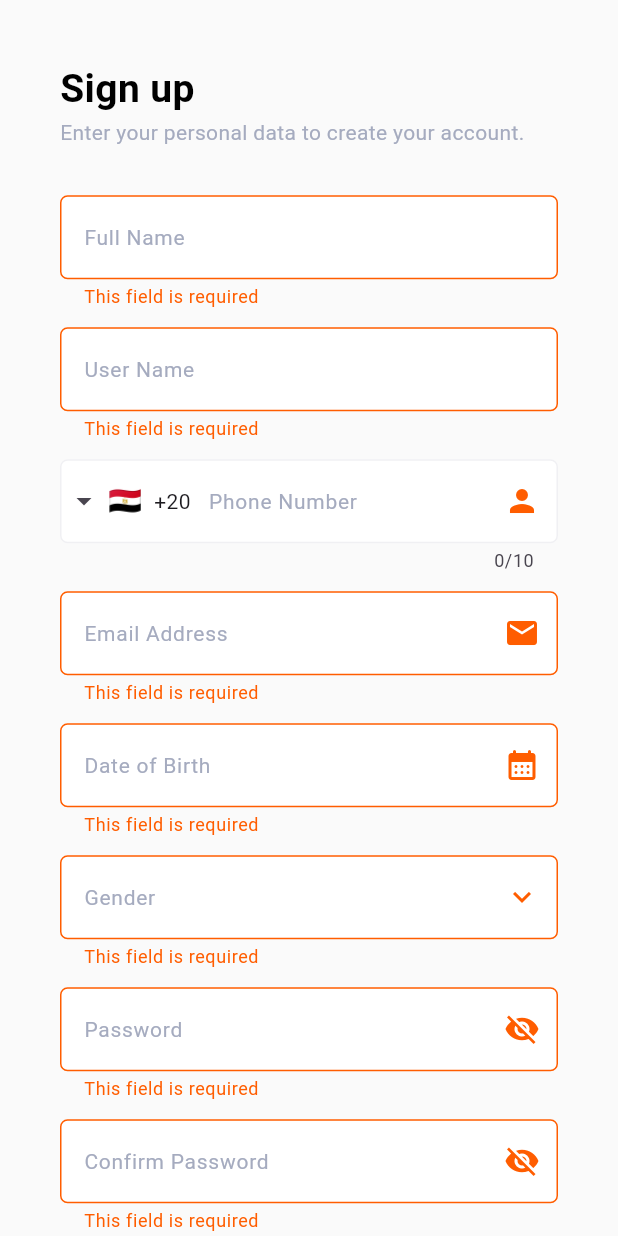
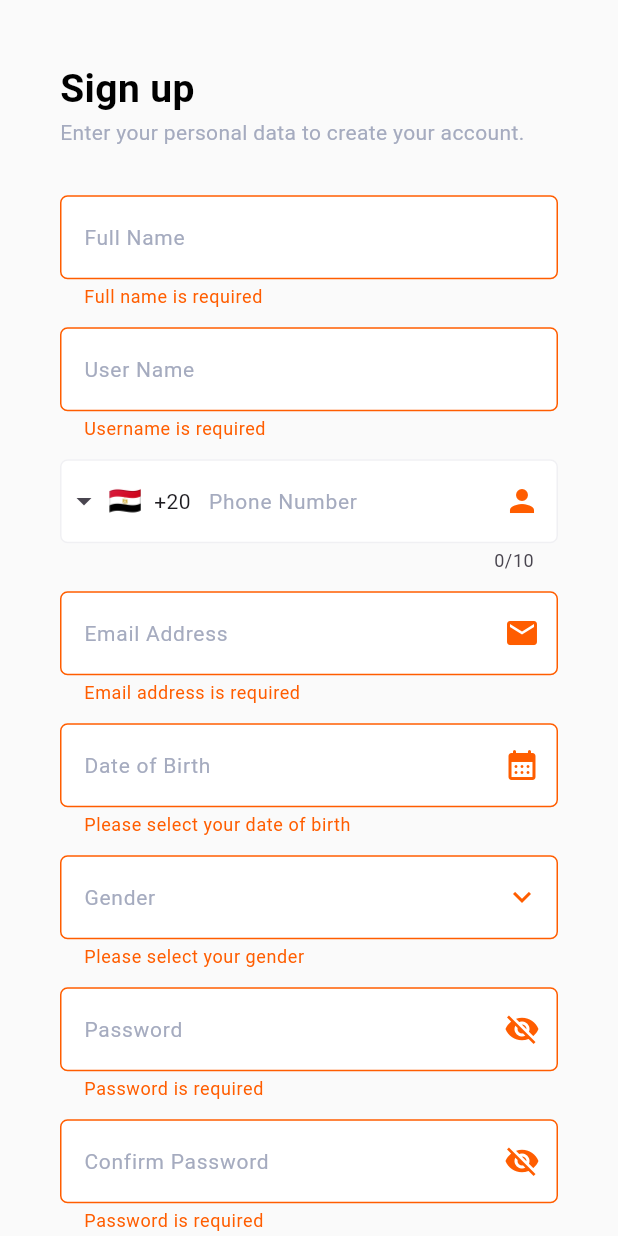
Before and after one commit to hatemf934/spot, a Flutter app: the RegesterView screen opened by its route, after a tap on "Sign up", on a phone screen of 412 x 824 dp. Run offline on Flutter 3.47's test engine with Material 3 defaults, Android fonts, the phone set to English and light mode, and no system bars; drawn by our look-alikes of intl_phone_field; our stand-ins replace animate_do, table_calendar.

Commit message:
refactor coding and  edit  fromvalidate class

```diff
--- a/lib/core/helpers/form_validate.dart
+++ b/lib/core/helpers/form_validate.dart
@@ -7,8 +7,6 @@ class FormValidate {
 
   final emailRegExp = RegExp(TextValidateManager.emailRegExp);
   final fullNameRegExp = RegExp(TextValidateManager.fullNameRegExp);
-  final phoneRegExp = RegExp(TextValidateManager.phoneFormat);
-
   final passwordLeastLowerCaseLetter = RegExp(
     TextValidateManager.passwordLeastLowerCaseLetter,
   );
@@ -19,20 +17,18 @@ class FormValidate {
   final passwordLeastEightNumber = RegExp(
     TextValidateManager.passwordLeastEightNumber,
   );
-
-  String? validateRequired(String? value) {
+  String? validateRequired(String? value, String validateText) {
     if (value == null || value.trim().isEmpty) {
-      return isSubmitted ? TextValidateManager.fieldIsRequired : null;
+      return isSubmitted ? validateText : null;
     }
     return null;
   }
 
   String? validateEmail(String? value) {
-    if (validateRequired(value) != null) {
-      return validateRequired(value);
+    if (value == null || value.trim().isEmpty) {
+      return TextValidateManager.emailRequired;
     }
-
-    if (!emailRegExp.hasMatch(value!.trim())) {
+    if (!emailRegExp.hasMatch(value.trim())) {
       return TextValidateManager.validEmailAddress;
     }
 
@@ -40,39 +36,23 @@ class FormValidate {
   }
 
   String? validateFullName(String? value) {
-    if (validateRequired(value) != null) {
-      return validateRequired(value);
+    if (value == null || value.trim().isEmpty) {
+      return TextValidateManager.fullNameRequired;
     }
 
-    if (!fullNameRegExp.hasMatch(value!.trim())) {
+    if (!fullNameRegExp.hasMatch(value.trim())) {
       return TextValidateManager.invalidFullName;
     }
 
     return null;
   }
 
-  String? validatePhone(String? value) {
-    if (validateRequired(value) != null) {
-      return TextValidateManager.requiredPhone;
+  String? validateUsername(String? value) {
+    if (value == null || value.trim().isEmpty) {
+      return TextValidateManager.usernameRequired;
     }
 
-    if (!phoneRegExp.hasMatch(value!.trim())) {
-      return TextValidateManager.invalidPhoneFormat;
-    }
-
-    if (value.trim().length < 11) {
-      return TextValidateManager.phoneTooShort;
-    }
-
-    return null;
-  }
-
-  String? validateUsername(String? value) {
-    if (validateRequired(value) != null) {
-      return validateRequired(value);
-    }
-
-    if (value!.trim().length < 4) {
+    if (value.trim().length < 4) {
       return TextValidateManager.usernameTooShort;
     }
 
@@ -84,11 +64,11 @@ class FormValidate {
   }
 
   String? validatePassword(String? value) {
-    if (validateRequired(value) != null) {
-      return validateRequired(value);
+    if (value == null || value.trim().isEmpty) {
+      return TextValidateManager.passwordRequired;
     }
 
-    if (!passwordLeastLowerCaseLetter.hasMatch(value!)) {
+    if (!passwordLeastLowerCaseLetter.hasMatch(value)) {
       return TextValidateManager.passwordFromAtoZ;
     }
 
@@ -108,8 +88,8 @@ class FormValidate {
   }
 
   String? validateConfirmPassword(String? value, String originalPassword) {
-    if (validateRequired(value) != null) {
-      return validateRequired(value);
+    if (value == null || value.trim().isEmpty) {
+      return TextValidateManager.passwordRequired;
     }
 
     if (value != originalPassword) {
@@ -118,4 +98,22 @@ class FormValidate {
 
     return null;
   }
+
+  //************phone validate for future*************//
+  //   final phoneRegExp = RegExp(TextValidateManager.phoneFormat);
+  // String? validatePhone(String? value) {
+  //    if (value == null || value.trim().isEmpty) {
+  //   return TextValidateManager.passwordRequired;
+  // }
+
+  //   if (!phoneRegExp.hasMatch(value!.trim())) {
+  //     return TextValidateManager.invalidPhoneFormat;
+  //   }
+
+  //   if (value.trim().length < 11) {
+  //     return TextValidateManager.phoneTooShort;
+  //   }
+
+  //   return null;
+  // }
 }
--- a/lib/core/utils/text_validate_manager.dart
+++ b/lib/core/utils/text_validate_manager.dart
@@ -6,7 +6,6 @@ class TextValidateManager {
   static String passwordLeastDigit = r'(?=.*\d)';
   static String passwordLeastOneCharacter = r'(?=.*[@$!%*?&])';
   static String passwordLeastEightNumber = r'.{8,}';
-  static String phoneFormat = r'^\d+$';
 
   static const String fullNameRegExp =
       r'^([a-zA-Z\u0600-\u06FF]{2,}\s){2,}[a-zA-Z\u0600-\u06FF]{2,}$';
@@ -21,14 +20,17 @@ class TextValidateManager {
       "Password must contain at least one number";
   static String passwordLeastAt8Number =
       "Password must be at least 8 characters long";
-  static String pleaseSelectDataOfBrith = "Please select your date of birth";
-  static String phoneTooShort = "Phone number is too short";
-  static String invalidPhoneFormat = "Please enter digits only";
-  static String requiredPhone = "Please enter your phone number";
   static String invalidFullName = "Full name must contain at least 3 words";
   static String passwordsNotMatch = "Passwords do not match";
-  static String pleaseEnterNumber = "Please enter numbers only";
   static String usernameTooShort = "Username must be at least 4 characters";
+  static String usernameNoSpaces = "Username must not contain spaces";
 
-  static String usernameNoSpaces = "Username must not contain spaces";
+  static String emailRequired = "Email address is required";
+  static String passwordRequired = "Password is required";
+  static String genderRequired = "Please select your gender";
+  static String dateRequired = "Please select your date of birth";
+  static String fullNameRequired = "Full name is required";
+  static String usernameRequired = "Username is required";
+  static String usernameAndPhoneRequired =
+      "Phone Number / User Name is required";
 }
--- /dev/null
+++ b/lib/feature/auth/presentation/views/widgets/date_text_feild.dart
@@ -0,0 +1,49 @@
+import 'package:flutter/material.dart';
+import 'package:spot/core/helpers/form_validate.dart';
+import 'package:spot/core/utils/text_manager.dart';
+import 'package:spot/core/utils/text_validate_manager.dart';
+import 'package:spot/feature/auth/presentation/views/widgets/custom_text_from_feild.dart';
+import 'package:spot/feature/auth/presentation/views/widgets/show_date_button_sheet.dart';
+
+class DateTextFeild extends StatefulWidget {
+  const DateTextFeild({super.key, required this.isSubmitted});
+  final bool isSubmitted;
+  @override
+  State<DateTextFeild> createState() => _DateTextFeildState();
+}
+
+class _DateTextFeildState extends State<DateTextFeild> {
+  final TextEditingController birthdayController = TextEditingController();
+  @override
+  void dispose() {
+    super.dispose();
+    birthdayController.dispose();
+  }
+
+  DateTime selectedBirthDate = DateTime(2004, 3, 16);
+  @override
+  Widget build(BuildContext context) {
+    return CustomTextFromFeild(
+      controller: birthdayController,
+      readOnly: true,
+      onPressedIcons: () async {
+        final pickedDate = await showDateButtonSheet(
+          context,
+          selectedBirthDate,
+        );
+        if (pickedDate != null) {
+          setState(() {
+            selectedBirthDate = pickedDate;
+            birthdayController.text =
+                "${pickedDate.year}-${pickedDate.month}-${pickedDate.day}";
+          });
+        }
+      },
+      iconData: Icons.calendar_month_rounded,
+      validator: (value) => FormValidate(
+        isSubmitted: widget.isSubmitted,
+      ).validateRequired(value, TextValidateManager.dateRequired),
+      text: TextManager.dateOfBirth,
+    );
+  }
+}
--- /dev/null
+++ b/lib/feature/auth/presentation/views/widgets/gender_text_feild.dart
@@ -0,0 +1,44 @@
+import 'package:flutter/material.dart';
+import 'package:spot/core/helpers/form_validate.dart';
+import 'package:spot/core/utils/text_manager.dart';
+import 'package:spot/core/utils/text_validate_manager.dart';
+import 'package:spot/feature/auth/presentation/views/widgets/custom_text_from_feild.dart';
+import 'package:spot/feature/auth/presentation/views/widgets/show_gender_button_sheet.dart';
+
+class GenderTextFeild extends StatefulWidget {
+  const GenderTextFeild({super.key, required this.isSubmitted});
+  final bool isSubmitted;
+  @override
+  State<GenderTextFeild> createState() => _GenderTextFeildState();
+}
+
+class _GenderTextFeildState extends State<GenderTextFeild> {
+  final TextEditingController genderController = TextEditingController();
+  @override
+  void dispose() {
+    super.dispose();
+    genderController.dispose();
+  }
+
+  String selectedGender = TextManager.maleText;
+  @override
+  Widget build(BuildContext context) {
+    return CustomTextFromFeild(
+      controller: genderController,
+      onPressedIcons: () async {
+        final result = await showGenderButtonSheet(context, selectedGender);
+        if (result != null) {
+          selectedGender = result;
+          setState(() {
+            genderController.text = selectedGender;
+          });
+        }
+      },
+      iconData: Icons.keyboard_arrow_down,
+      validator: (value) => FormValidate(
+        isSubmitted: widget.isSubmitted,
+      ).validateRequired(value, TextValidateManager.genderRequired),
+      text: TextManager.gender,
+    );
+  }
+}
--- a/lib/feature/auth/presentation/views/widgets/group_of_text_feild_login.dart
+++ b/lib/feature/auth/presentation/views/widgets/group_of_text_feild_login.dart
@@ -2,6 +2,7 @@ import 'package:flutter/material.dart';
 import 'package:spot/core/utils/height_manger.dart';
 import 'package:spot/core/helpers/form_validate.dart';
 import 'package:spot/core/utils/text_manager.dart';
+import 'package:spot/core/utils/text_validate_manager.dart';
 import 'package:spot/feature/auth/presentation/views/widgets/custom_text_from_feild.dart';
 
 class GroupOfTextFeildLogin extends StatefulWidget {
@@ -20,23 +21,24 @@ class _GroupOfTextFeildLoginState extends State<GroupOfTextFeildLogin> {
       children: [
         const SizedBox(height: HeightManager.h32),
         CustomTextFromFeild(
-          validator: (value) => FormValidate(
-            isSubmitted: widget.isSubmitted,
-          ).validateRequired(value),
+          validator: (value) =>
+              FormValidate(isSubmitted: widget.isSubmitted).validateRequired(
+                value,
+                TextValidateManager.usernameAndPhoneRequired,
+              ),
           text: TextManager.phoneOrUserName,
         ),
         const SizedBox(height: HeightManager.h16),
         CustomTextFromFeild(
           validator: (value) => FormValidate(
             isSubmitted: widget.isSubmitted,
-          ).validateRequired(value),
+          ).validateRequired(value, TextValidateManager.passwordRequired),
           text: TextManager.password,
           obscureText: !obscureText,
-          onPressedIcons: () {
-            setState(() {
-              obscureText = !obscureText;
-            });
-          },
+          onPressedIcons: () => setState(() {
+            obscureText = !obscureText;
+          }),
+
           iconData: obscureText ? Icons.visibility : Icons.visibility_off,
         ),
       ],
--- a/lib/feature/auth/presentation/views/widgets/group_of_text_feild_regester.dart
+++ b/lib/feature/auth/presentation/views/widgets/group_of_text_feild_regester.dart
@@ -3,134 +3,36 @@ import 'package:spot/core/utils/height_manger.dart';
 import 'package:spot/core/helpers/form_validate.dart';
 import 'package:spot/core/utils/text_manager.dart';
 import 'package:spot/feature/auth/presentation/views/widgets/custom_text_from_feild.dart';
+import 'package:spot/feature/auth/presentation/views/widgets/date_text_feild.dart';
+import 'package:spot/feature/auth/presentation/views/widgets/gender_text_feild.dart';
+import 'package:spot/feature/auth/presentation/views/widgets/password_text_feild.dart';
 import 'package:spot/feature/auth/presentation/views/widgets/phone_text_feild.dart';
-import 'package:spot/feature/auth/presentation/views/widgets/show_date_button_sheet.dart';
-import 'package:spot/feature/auth/presentation/views/widgets/show_gender_button_sheet.dart';
+import 'package:spot/feature/auth/presentation/views/widgets/user_name_text_feild.dart';
 
-class GroupOfTextFeildRegester extends StatefulWidget {
+class GroupOfTextFeildRegester extends StatelessWidget {
   const GroupOfTextFeildRegester({super.key, required this.isSubmitted});
   final bool isSubmitted;
 
   @override
-  State<GroupOfTextFeildRegester> createState() =>
-      _GroupOfTextFeildRegesterState();
-}
-
-class _GroupOfTextFeildRegesterState extends State<GroupOfTextFeildRegester> {
-  final TextEditingController passwordController = TextEditingController();
-  final TextEditingController birthdayController = TextEditingController();
-  final TextEditingController genderController = TextEditingController();
-  DateTime selectedBirthDate = DateTime(2004, 3, 16);
-  String selectedGender = TextManager.maleText;
-  @override
-  void dispose() {
-    passwordController.dispose();
-    super.dispose();
-  }
-
-  bool obscureTextPassword = false;
-  bool obscureTextConfirm = false;
-  @override
   Widget build(BuildContext context) {
     return Column(
       children: [
-        CustomTextFromFeild(
-          validator: (value) => FormValidate(
-            isSubmitted: widget.isSubmitted,
-          ).validateFullName(value),
-          text: TextManager.fullName,
-        ),
-        SizedBox(height: HeightManager.h12),
-        CustomTextFromFeild(
-          validator: (value) => FormValidate(
-            isSubmitted: widget.isSubmitted,
-          ).validateUsername(value),
-          text: TextManager.userName,
-        ),
+        UserNameTextFeild(isSubmitted: isSubmitted),
         SizedBox(height: HeightManager.h12),
         PhoneTextFeild(),
         SizedBox(height: HeightManager.h12),
         CustomTextFromFeild(
           iconData: Icons.email,
-          validator: (value) => FormValidate(
-            isSubmitted: widget.isSubmitted,
-          ).validateEmail(value),
+          validator: (value) =>
+              FormValidate(isSubmitted: isSubmitted).validateEmail(value),
           text: TextManager.emailOptional,
         ),
         SizedBox(height: HeightManager.h12),
-        CustomTextFromFeild(
-          controller: birthdayController,
-          readOnly: true,
-          onPressedIcons: () async {
-            final pickedDate = await showDateButtonSheet(
-              context,
-              selectedBirthDate,
-            );
-            if (pickedDate != null) {
-              setState(() {
-                selectedBirthDate = pickedDate;
-                birthdayController.text =
-                    "${pickedDate.year}-${pickedDate.month}-${pickedDate.day}";
-              });
-            }
-          },
-          iconData: Icons.calendar_month_rounded,
-          validator: (value) => FormValidate(
-            isSubmitted: widget.isSubmitted,
-          ).validateRequired(value),
-          text: TextManager.dateOfBirth,
-        ),
+        DateTextFeild(isSubmitted: isSubmitted),
         SizedBox(height: HeightManager.h12),
-        CustomTextFromFeild(
-          controller: genderController,
-          onPressedIcons: () async {
-            final result = await showGenderButtonSheet(context, selectedGender);
-            if (result != null) {
-              selectedGender = result;
-              setState(() {
-                genderController.text = selectedGender;
-              });
-            }
-          },
-          iconData: Icons.keyboard_arrow_down,
-          validator: (value) => FormValidate(
-            isSubmitted: widget.isSubmitted,
-          ).validateRequired(value),
-          text: TextManager.gender,
-        ),
+        GenderTextFeild(isSubmitted: isSubmitted),
         SizedBox(height: HeightManager.h12),
-        CustomTextFromFeild(
-          controller: passwordController,
-          validator: (value) => FormValidate(
-            isSubmitted: widget.isSubmitted,
-          ).validatePassword(value),
-          text: TextManager.password,
-          obscureText: !obscureTextPassword,
-          onPressedIcons: () {
-            setState(() {
-              obscureTextPassword = !obscureTextPassword;
-            });
-          },
-          iconData: obscureTextPassword
-              ? Icons.visibility
-              : Icons.visibility_off,
-        ),
-        SizedBox(height: HeightManager.h12),
-        CustomTextFromFeild(
-          validator: (value) => FormValidate(
-            isSubmitted: widget.isSubmitted,
-          ).validateConfirmPassword(value, passwordController.text),
-          text: TextManager.confirmPassword,
-          obscureText: !obscureTextConfirm,
-          onPressedIcons: () {
-            setState(() {
-              obscureTextConfirm = !obscureTextConfirm;
-            });
-          },
-          iconData: obscureTextConfirm
-              ? Icons.visibility
-              : Icons.visibility_off,
-        ),
+        PasswordTextFeild(isSubmitted: isSubmitted),
       ],
     );
   }
--- /dev/null
+++ b/lib/feature/auth/presentation/views/widgets/password_text_feild.dart
@@ -0,0 +1,59 @@
+import 'package:flutter/material.dart';
+import 'package:spot/core/helpers/form_validate.dart';
+import 'package:spot/core/utils/height_manger.dart';
+import 'package:spot/core/utils/text_manager.dart';
+import 'package:spot/feature/auth/presentation/views/widgets/custom_text_from_feild.dart';
+
+class PasswordTextFeild extends StatefulWidget {
+  const PasswordTextFeild({super.key, required this.isSubmitted});
+  final bool isSubmitted;
+  @override
+  State<PasswordTextFeild> createState() => _PasswordTextFeildState();
+}
+
+class _PasswordTextFeildState extends State<PasswordTextFeild> {
+  final TextEditingController passwordController = TextEditingController();
+  @override
+  void dispose() {
+    passwordController.dispose();
+    super.dispose();
+  }
+
+  bool obscureTextPassword = false;
+  bool obscureTextConfirm = false;
+  @override
+  Widget build(BuildContext context) {
+    return Column(
+      children: [
+        CustomTextFromFeild(
+          controller: passwordController,
+          validator: (value) => FormValidate(
+            isSubmitted: widget.isSubmitted,
+          ).validatePassword(value),
+          text: TextManager.password,
+          obscureText: !obscureTextPassword,
+          onPressedIcons: () => setState(() {
+            obscureTextConfirm = !obscureTextConfirm;
+          }),
+          iconData: obscureTextPassword
+              ? Icons.visibility
+              : Icons.visibility_off,
+        ),
+        SizedBox(height: HeightManager.h12),
+        CustomTextFromFeild(
+          validator: (value) => FormValidate(
+            isSubmitted: widget.isSubmitted,
+          ).validateConfirmPassword(value, passwordController.text),
+          text: TextManager.confirmPassword,
+          obscureText: !obscureTextConfirm,
+          onPressedIcons: () => setState(() {
+            obscureTextConfirm = !obscureTextConfirm;
+          }),
+          iconData: obscureTextConfirm
+              ? Icons.visibility
+              : Icons.visibility_off,
+        ),
+      ],
+    );
+  }
+}
--- a/lib/feature/auth/presentation/views/widgets/phone_text_feild.dart
+++ b/lib/feature/auth/presentation/views/widgets/phone_text_feild.dart
@@ -11,7 +11,15 @@ class PhoneTextFeild extends StatelessWidget {
 
   @override
   Widget build(BuildContext context) {
-    return IntlPhoneField(
+    return Theme(
+      data: Theme.of(context).copyWith(
+        textSelectionTheme: TextSelectionThemeData(
+          selectionColor: ColorManager.primaryColor.withOpacity(0.4),
+          selectionHandleColor: ColorManager.primaryColor,
+        ),
+      ),
+      child: IntlPhoneField(
+        cursorColor: ColorManager.primaryColor,
         pickerDialogStyle: PickerDialogStyle(
           backgroundColor: ColorManager.witheColor,
           countryCodeStyle: Styles.textStyle16,
@@ -33,12 +41,20 @@ class PhoneTextFeild extends StatelessWidget {
           hintText: TextManager.hintPhone,
           hintStyle: Styles.textStyle16.copyWith(color: ColorManager.navyBlue),
           labelStyle: Styles.textStyle14.copyWith(color: ColorManager.navyBlue),
-        enabledBorder: buildOutlineInputBorder(color: ColorManager.borderColor),
-        focusedBorder: buildOutlineInputBorder(color: ColorManager.borderColor),
-        errorBorder: buildOutlineInputBorder(color: ColorManager.primaryColor),
+          errorStyle: TextStyle(color: ColorManager.primaryColor),
+          enabledBorder: buildOutlineInputBorder(
+            color: ColorManager.borderColor,
+          ),
+          focusedBorder: buildOutlineInputBorder(
+            color: ColorManager.borderColor,
+          ),
+          errorBorder: buildOutlineInputBorder(
+            color: ColorManager.primaryColor,
+          ),
           suffixIcon: Icon(Icons.person, color: ColorManager.primaryColor),
         ),
         initialCountryCode: 'EG',
+      ),
     );
   }
 
--- a/lib/feature/auth/presentation/views/widgets/show_date_button_sheet.dart
+++ b/lib/feature/auth/presentation/views/widgets/show_date_button_sheet.dart
@@ -35,12 +35,11 @@ Future<DateTime?> showDateButtonSheet(
                 CalenderWidget(
                   focusedDay: focusedDay,
                   selectedDay: selectedDay,
-                  onDaySelected: (newSelectedDay, newFocusedDay) {
-                    setModalState(() {
-                      selectedDay = newSelectedDay;
-                      focusedDay = newFocusedDay;
-                    });
-                  },
+                  onDaySelected: (newSelectedDay, newFocusedDay) =>
+                      setModalState(() {
+                        selectedDay = newSelectedDay;
+                        focusedDay = newFocusedDay;
+                      }),
                 ),
                 ButtonSelected(
                   onPressed: () => Navigator.pop(context, selectedDay),
--- a/lib/feature/auth/presentation/views/widgets/show_gender_button_sheet.dart
+++ b/lib/feature/auth/presentation/views/widgets/show_gender_button_sheet.dart
@@ -33,11 +33,9 @@ Future<String?> showGenderButtonSheet(
                 SizedBox(height: MediaQuery.of(context).size.height * 0.05),
                 GenderSelected(
                   selectedGender: initialGender,
-                  onChanged: (value) {
-                    setState(() {
-                      initialGender = value!;
-                    });
-                  },
+                  onChanged: (value) => setState(() {
+                    initialGender = value!;
+                  }),
                 ),
                 SizedBox(height: MediaQuery.of(context).size.height * 0.05),
                 ButtonSelected(
--- /dev/null
+++ b/lib/feature/auth/presentation/views/widgets/user_name_text_feild.dart
@@ -0,0 +1,28 @@
+import 'package:flutter/material.dart';
+import 'package:spot/core/helpers/form_validate.dart';
+import 'package:spot/core/utils/height_manger.dart';
+import 'package:spot/core/utils/text_manager.dart';
+import 'package:spot/feature/auth/presentation/views/widgets/custom_text_from_feild.dart';
+
+class UserNameTextFeild extends StatelessWidget {
+  const UserNameTextFeild({super.key, required this.isSubmitted});
+  final bool isSubmitted;
+  @override
+  Widget build(BuildContext context) {
+    return Column(
+      children: [
+        CustomTextFromFeild(
+          validator: (value) =>
+              FormValidate(isSubmitted: isSubmitted).validateFullName(value),
+          text: TextManager.fullName,
+        ),
+        SizedBox(height: HeightManager.h12),
+        CustomTextFromFeild(
+          validator: (value) =>
+              FormValidate(isSubmitted: isSubmitted).validateUsername(value),
+          text: TextManager.userName,
+        ),
+      ],
+    );
+  }
+}
```
Lines whose indentation alone changed are shown as unchanged.
